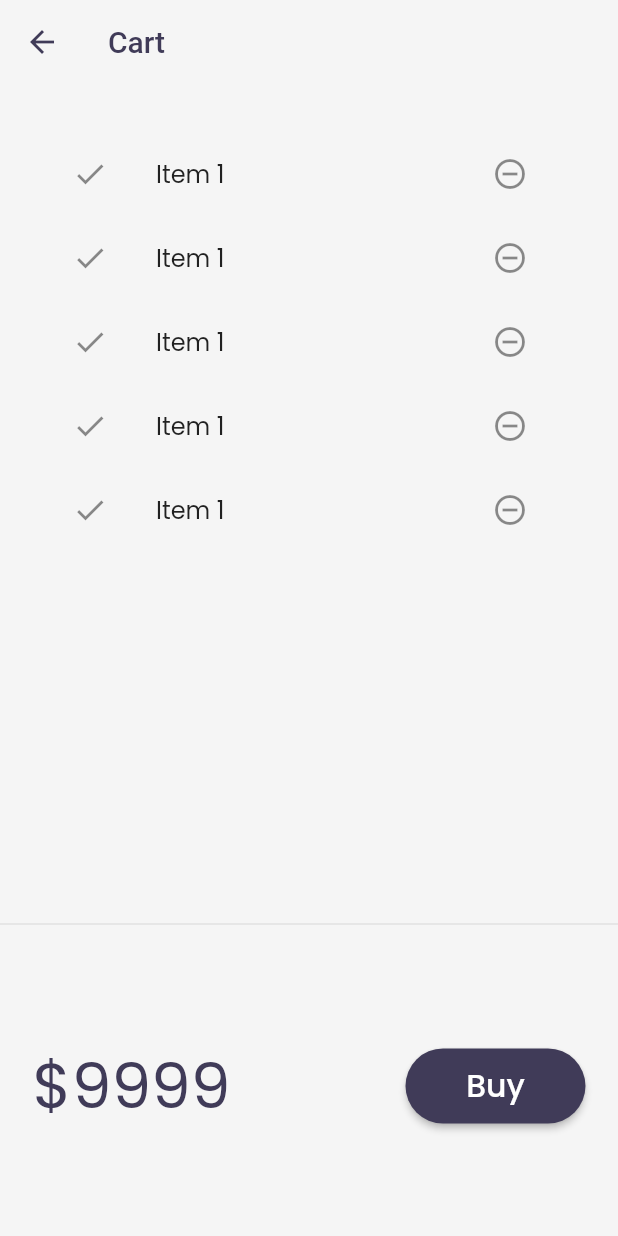
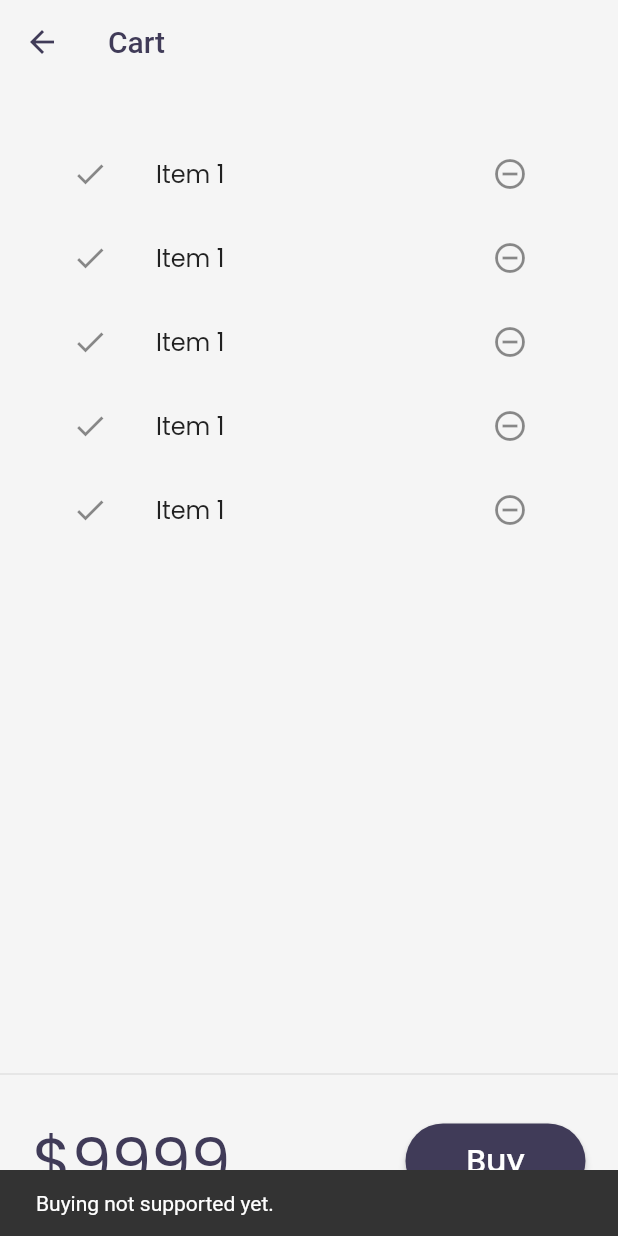
Before and after one commit to Harshad1999/30DaysOfFlutter, a Flutter app: the CartPage screen opened by its route, after a tap on "Buy", on a phone screen of 412 x 824 dp. Run offline on Flutter 3.47's test engine with Material 2 defaults, Android fonts, the phone set to English and light mode, and no system bars; our stand-ins replace google_fonts, velocity_x; network calls fail.

Commit message:
Day 23 complete cart model n ui

```diff
--- a/lib/Pages/cart_page.dart
+++ b/lib/Pages/cart_page.dart
@@ -26,14 +26,18 @@
   @override
   Widget build(BuildContext context) {
     return SizedBox(
-      height: 200,
+      height: 100,
       child: Row(
         mainAxisAlignment: MainAxisAlignment.spaceAround,
         children: [
           "\$9999".text.xl5.color(context.theme.accentColor).make(),
           30.widthBox,
           ElevatedButton(
-            onPressed: () {},
+            onPressed: () {
+              ScaffoldMessenger.of(context).showSnackBar(
+                SnackBar(content: "Buying not supported yet.".text.make()),
+              );
+            },
             style: ButtonStyle(
               backgroundColor:
                   MaterialStateProperty.all(context.theme.buttonColor),
--- a/lib/model/catalog.dart
+++ b/lib/model/catalog.dart
@@ -5,11 +5,11 @@
 
   //get item by id
 
-  static Item getById(int id) =>
+  Item getById(int id) =>
       items.firstWhere((element) => element.id == id, orElse: null);
 
   //get item by position
-  static Item getByPosition(int pos) => items[pos];
+  Item getByPosition(int pos) => items[pos];
 }
 
 class Item {
--- a/lib/widgets/home_Widgets/catalog_list.dart
+++ b/lib/widgets/home_Widgets/catalog_list.dart
@@ -11,7 +11,7 @@
       shrinkWrap: true,
       itemCount: CatalogModel.items.length,
       itemBuilder: (context, index) {
-        final catalog = CatalogModel.getByPosition(index);
+        final catalog = CatalogModel.items[index];
         return InkWell(
           onTap: () => Navigator.push(
             context,
```
Also changed, not shown: lib/model/cart.dart (added, +36 -0 lines).
